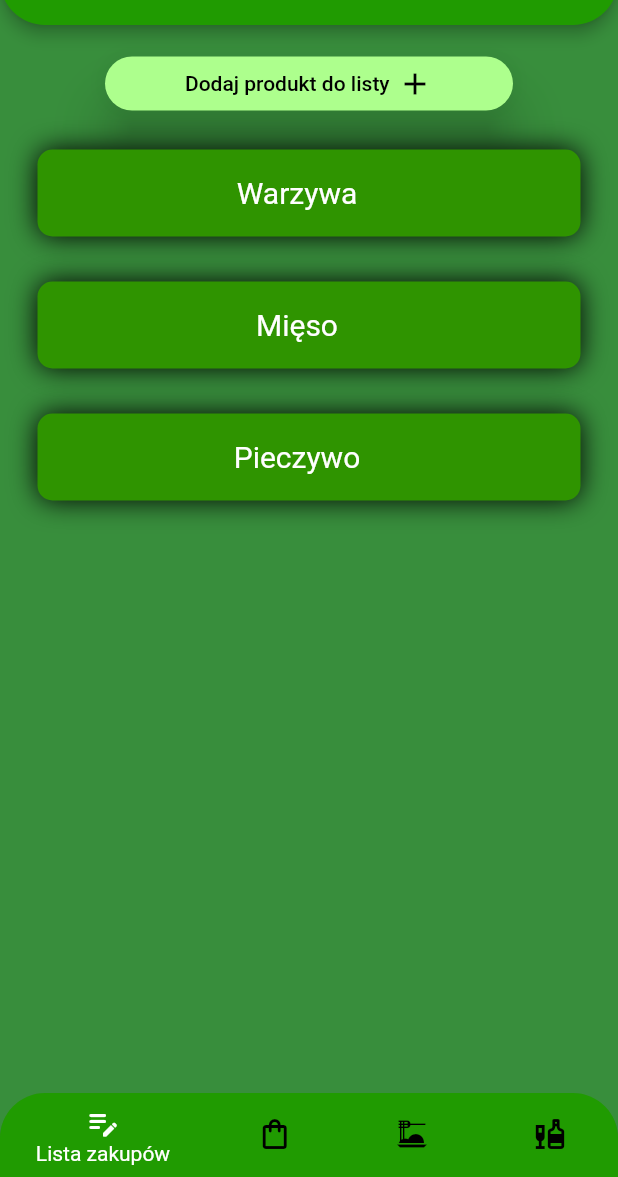
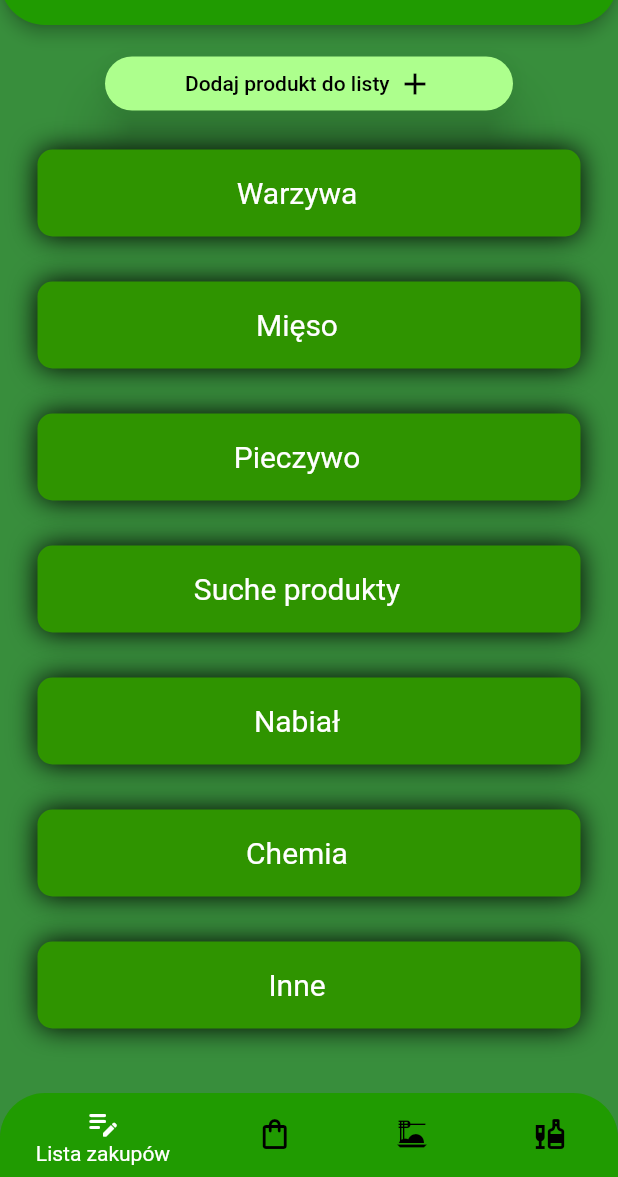
Before and after one commit to sebastiangirsza/ShopListApp, a Flutter app: the screen it shows once a user with an empty profile is signed in, on a phone screen of 412 x 824 dp, the part 59-1236 px from its top. Run offline on Flutter 3.47's test engine with Material 2 defaults, Android fonts, the phone set to English and light mode, and no system bars; our stand-ins replace bloc, cloud_firestore, firebase_auth, firebase_core, flutter_bloc, numberpicker; accounts and stored records are empty.

Commit message:
Add swipe color in Dissmissible

```diff
--- a/lib/app/home/pages/shop_list/shop_list.dart
+++ b/lib/app/home/pages/shop_list/shop_list.dart
@@ -176,16 +176,18 @@
       'Warzywa',
       'Mięso',
       'Pieczywo',
-      // 'Suche produkty',
-      // 'Nabiał',
-      // 'Chemia',
-      // 'Inne',
+      'Suche produkty',
+      'Nabiał',
+      'Chemia',
+      'Inne',
     ];
     return Container(
       color: Colors.transparent,
       child: Padding(
         padding: const EdgeInsets.symmetric(horizontal: 25.0),
+        child: SizedBox(
           child: ListView.builder(
+              physics: const NeverScrollableScrollPhysics(),
               shrinkWrap: true, // auto height
               itemCount: categoriesName.length,
               itemBuilder: (context, index) {
@@ -230,6 +232,7 @@
                 );
               }),
         ),
+      ),
     );
   }
 }
```
Also changed, not shown: lib/app/home/pages/shop_list/categories/categories_widget.dart (+25 -7 lines). Lines whose indentation alone changed are shown as unchanged.
